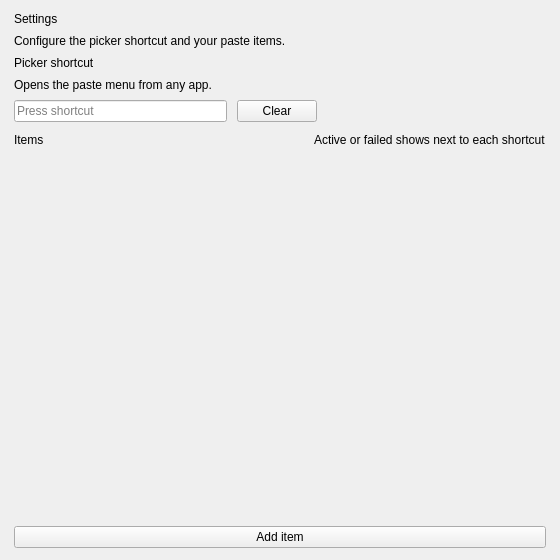
Above: settingswindow.ui from proteus1208/qt-fast-copy before the change. Below: the same form after it.
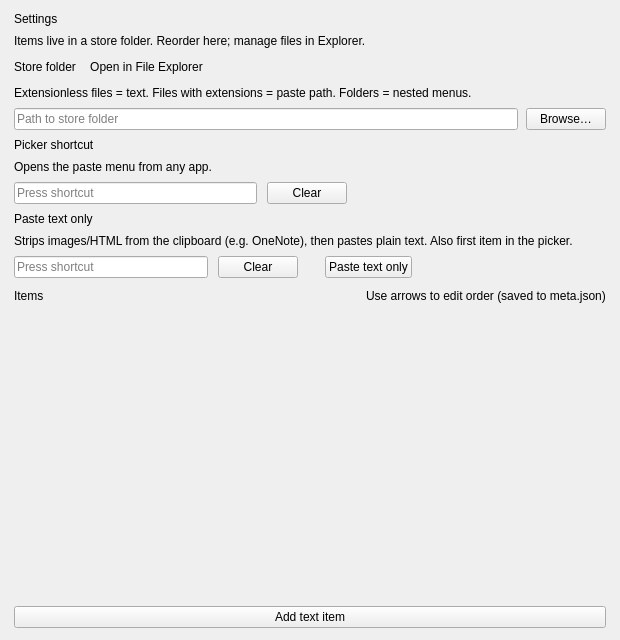
That is the form after the change.

Commit message: Enhance hotkey management and UI functionality: Introduce support for paste-text-only hotkey, refactor HotkeyManager to handle new action types, and update item editor dialog to accommodate StoreEntry structure. Revise settings window to manage store entries and hotkeys effectively, ensuring improved user experience and consistency across the application.

The edit to the form file:
```diff
--- a/settingswindow.ui
+++ b/settingswindow.ui
@@ -6,8 +6,8 @@
    <rect>
     <x>0</x>
     <y>0</y>
-    <width>560</width>
-    <height>560</height>
+    <width>620</width>
+    <height>640</height>
    </rect>
   </property>
   <property name="windowTitle">
@@ -40,10 +40,81 @@
     <item>
      <widget class="QLabel" name="labelPageSubtitle">
       <property name="text">
-       <string>Configure the picker shortcut and your paste items.</string>
+       <string>Items live in a store folder. Reorder here; manage files in Explorer.</string>
       </property>
      </widget>
     </item>
+    <item>
+     <layout class="QHBoxLayout" name="hboxStoreTitle">
+      <property name="spacing">
+       <number>10</number>
+      </property>
+      <item>
+       <widget class="QLabel" name="labelStoreTitle">
+        <property name="text">
+         <string>Store folder</string>
+        </property>
+       </widget>
+      </item>
+      <item>
+       <widget class="QPushButton" name="btnOpenStore">
+        <property name="text">
+         <string>Open in File Explorer</string>
+        </property>
+        <property name="cursor">
+         <cursorShape>PointingHandCursor</cursorShape>
+        </property>
+        <property name="flat">
+         <bool>true</bool>
+        </property>
+        <property name="toolTip">
+         <string>Open the store directory in File Explorer</string>
+        </property>
+       </widget>
+      </item>
+      <item>
+       <spacer name="horizontalSpacerStoreTitle">
+        <property name="orientation">
+         <enum>Qt::Horizontal</enum>
+        </property>
+        <property name="sizeHint" stdset="0">
+         <size>
+          <width>40</width>
+          <height>20</height>
+         </size>
+        </property>
+       </spacer>
+      </item>
+     </layout>
+    </item>
+    <item>
+     <widget class="QLabel" name="labelStoreHint">
+      <property name="text">
+       <string>Extensionless files = text. Files with extensions = paste path. Folders = nested menus.</string>
+      </property>
+     </widget>
+    </item>
+    <item>
+     <layout class="QHBoxLayout" name="hboxStore">
+      <property name="spacing">
+       <number>8</number>
+      </property>
+      <item>
+       <widget class="QLineEdit" name="editStorePath">
+        <property name="placeholderText">
+         <string>Path to store folder</string>
+        </property>
+       </widget>
+      </item>
+      <item>
+       <widget class="QPushButton" name="btnBrowseStore">
+        <property name="text">
+         <string>Browse…</string>
+        </property>
+       </widget>
+      </item>
+     </layout>
+    </item>
     <item>
      <widget class="QLabel" name="labelGlobalTitle">
       <property name="text">
@@ -102,6 +173,74 @@
       </item>
      </layout>
     </item>
+    <item>
+     <widget class="QLabel" name="labelPasteTextTitle">
+      <property name="text">
+       <string>Paste text only</string>
+      </property>
+     </widget>
+    </item>
+    <item>
+     <widget class="QLabel" name="labelPasteTextHint">
+      <property name="text">
+       <string>Strips images/HTML from the clipboard (e.g. OneNote), then pastes plain text. Also first item in the picker.</string>
+      </property>
+     </widget>
+    </item>
+    <item>
+     <layout class="QHBoxLayout" name="hboxPasteText">
+      <property name="spacing">
+       <number>10</number>
+      </property>
+      <item>
+       <widget class="QKeySequenceEdit" name="keySeqPasteText">
+        <property name="toolTip">
+         <string>Click, then press a key combination.</string>
+        </property>
+       </widget>
+      </item>
+      <item>
+       <widget class="QPushButton" name="btnClearPasteText">
+        <property name="text">
+         <string>Clear</string>
+        </property>
+       </widget>
+      </item>
+      <item>
+       <widget class="QLabel" name="labelPasteTextStatus">
+        <property name="visible">
+         <bool>false</bool>
+        </property>
+        <property name="text">
+         <string/>
+        </property>
+       </widget>
+      </item>
+      <item>
+       <widget class="QPushButton" name="btnPasteTextOnly">
+        <property name="text">
+         <string>Paste text only</string>
+        </property>
+        <property name="toolTip">
+         <string>Replace clipboard with plain text and paste into the focused app</string>
+        </property>
+       </widget>
+      </item>
+      <item>
+       <spacer name="horizontalSpacerPasteText">
+        <property name="orientation">
+         <enum>Qt::Horizontal</enum>
+        </property>
+        <property name="sizeHint" stdset="0">
+         <size>
+          <width>20</width>
+          <height>20</height>
+         </size>
+        </property>
+       </spacer>
+      </item>
+     </layout>
+    </item>
     <item>
      <layout class="QHBoxLayout" name="hboxItemsHeader">
       <item>
@@ -127,7 +266,7 @@
       <item>
        <widget class="QLabel" name="labelHint">
         <property name="text">
-         <string>Active or failed shows next to each shortcut</string>
+         <string>Use arrows to edit order (saved to meta.json)</string>
         </property>
        </widget>
       </item>
@@ -171,7 +310,7 @@
     <item>
      <widget class="QPushButton" name="btnAddItem">
       <property name="text">
-       <string>Add item</string>
+       <string>Add text item</string>
       </property>
      </widget>
     </item>
```
The commit also changes 12 other files.
